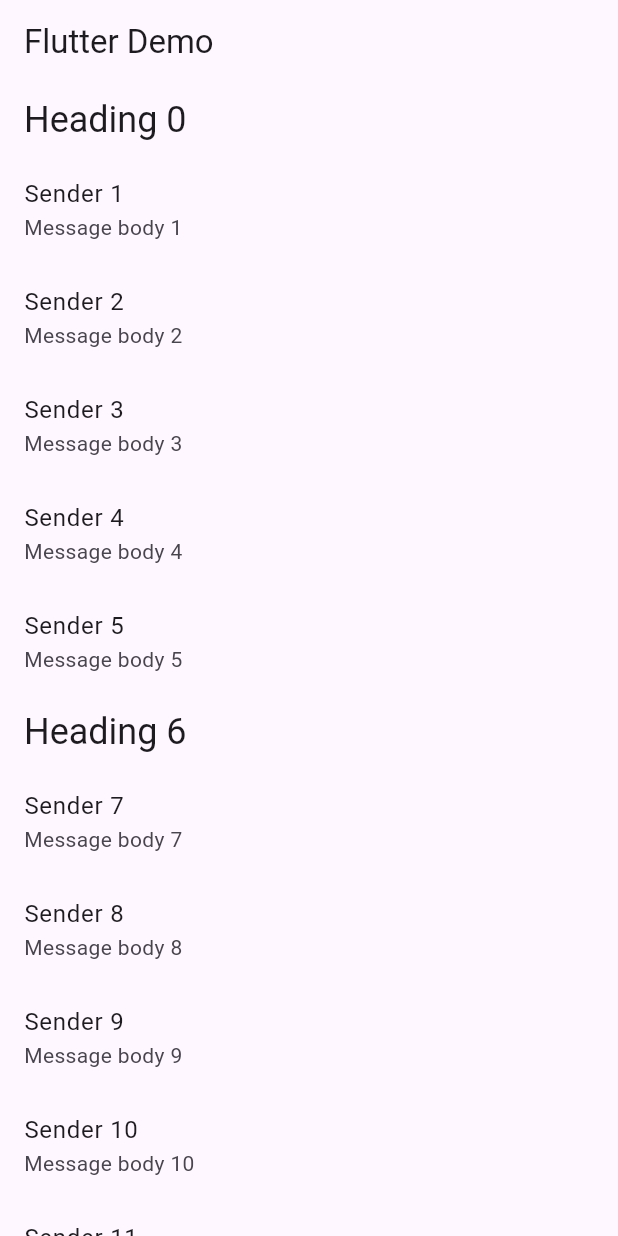
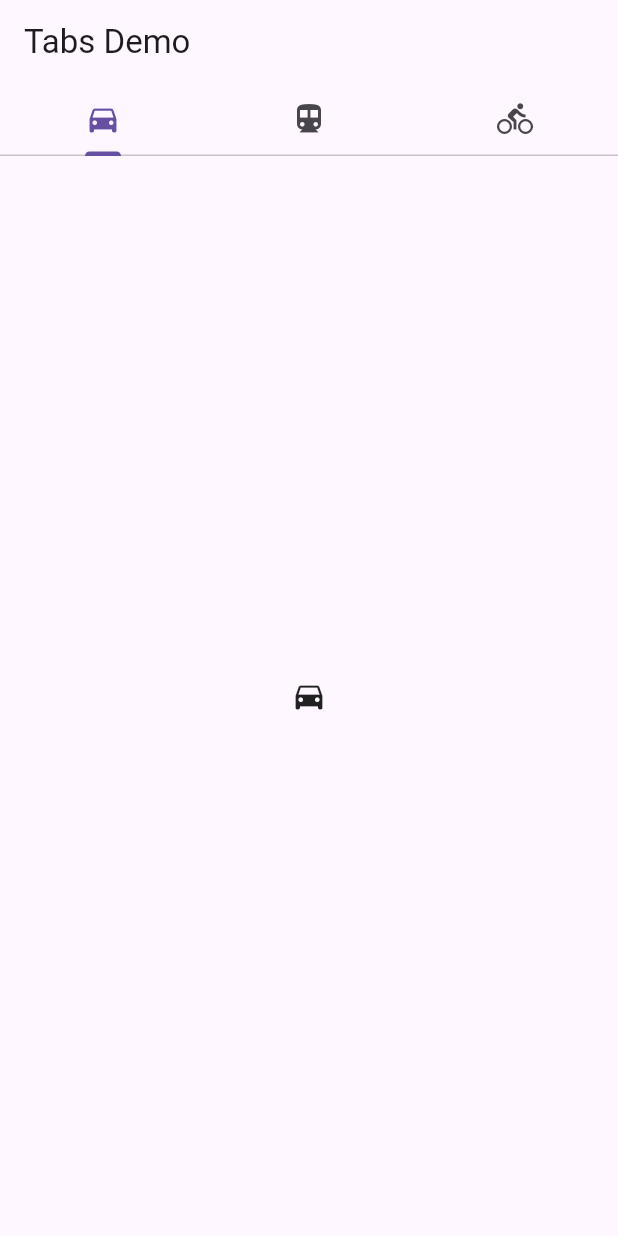
Before and after one commit to fengjutian/flutter-pro-demo, a Flutter app: the screen it shows after launch, on a phone screen of 412 x 824 dp. Run offline on Flutter 3.47's test engine with Material 3 defaults, Android fonts, the phone set to English and light mode, and no system bars.

Commit message:
feat: tabs

```diff
--- /dev/null
+++ b/lib/NavigatorAndRouter/main.dart
@@ -0,0 +1,42 @@
+import 'package:flutter/material.dart';
+
+
+void main() {
+  runApp(const MyApp());
+}
+
+class MyApp extends StatelessWidget {
+  const MyApp({super.key});
+
+  // This widget is the root of your application.
+  @override
+  Widget build(BuildContext context) {
+    const String appTitle = 'Flutter Demo';
+
+    return MaterialApp(
+      title: 'Flutter Demo',
+      home: DefaultTabController(
+        length: 3,
+        child: Scaffold(
+          appBar: AppBar(
+            bottom: const TabBar(
+              tabs: [
+                Tab(icon: Icon(Icons.directions_car)),
+                Tab(icon: Icon(Icons.directions_transit)),
+                Tab(icon: Icon(Icons.directions_bike)),
+              ]
+            ),
+            title: const Text('Tabs Demo')
+          ),
+          body: const TabBarView(
+            children: [
+              Icon(Icons.directions_car),
+              Icon(Icons.directions_transit),
+              Icon(Icons.directions_bike),
+            ],
+          )
+        )
+      )
+    );
+  }
+}
--- a/lib/main.dart
+++ b/lib/main.dart
@@ -15,16 +15,16 @@ import './MulDataTypeSources.dart' show ListItem, HeadingItem, MessageItem;
 
 
 
-void main() {
-  runApp(MyApp(
-    items: List<ListItem>.generate(
-      1000,
-      (i) => i % 6 == 0
-        ? HeadingItem('Heading $i')
-        : MessageItem('Sender $i', 'Message body $i'),
-    ),
-  ));
-}
+// void main() {
+//   runApp(MyApp(
+//     items: List<ListItem>.generate(
+//       1000,
+//       (i) => i % 6 == 0
+//         ? HeadingItem('Heading $i')
+//         : MessageItem('Sender $i', 'Message body $i'),
+//     ),
+//   ));
+// }
 
 class MyApp extends StatelessWidget {
   final List<ListItem> items;
```
